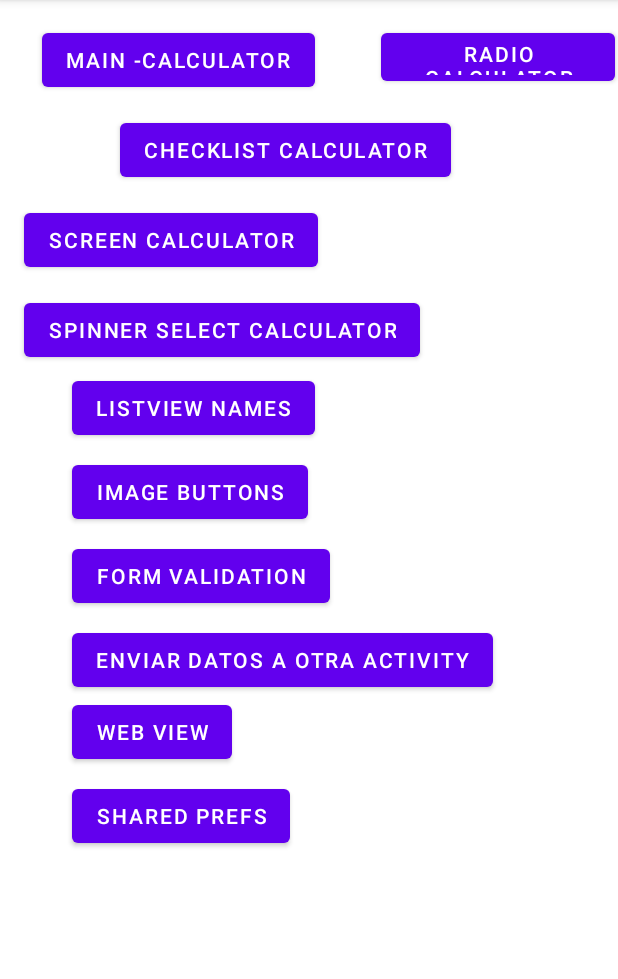
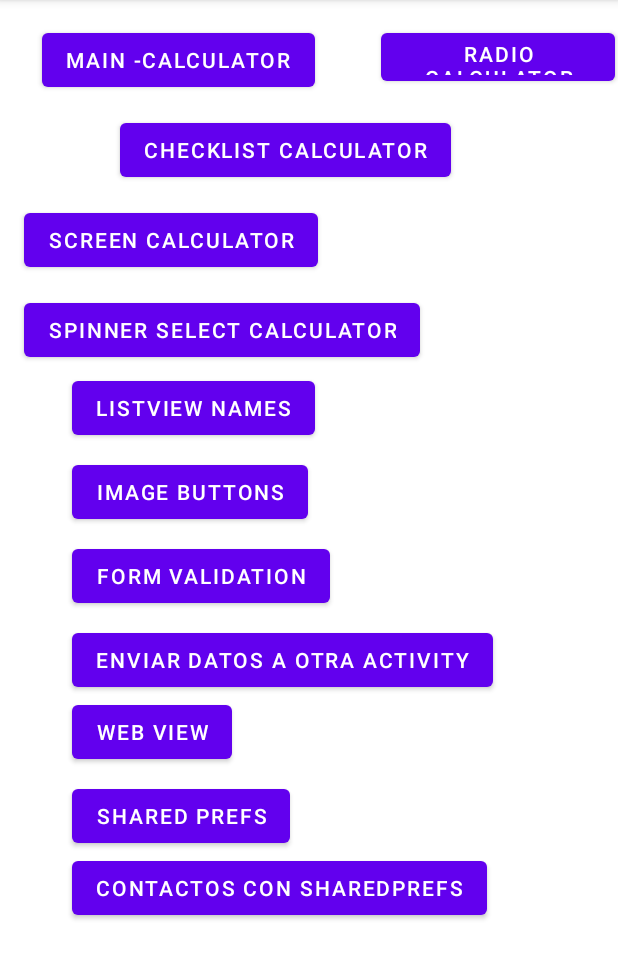
Before and after one commit to pablotardio/curso-android-GDE, an Android app: the AllActivitiesMenu screen opened directly, with no data from a screen before it, on a phone screen of 412 x 824 dp, the part 84-1063 px from its top. Run offline under Robolectric (Android 15) with nearby library versions, the phone set to English and light mode, and no system bars.

Commit message:
Example 27: Contacts in Shared Prefs Logic done and some fixes on screen

```diff
--- a/app/src/main/java/com/example/myfirstlearningapp/AllActivitiesMenu.java
+++ b/app/src/main/java/com/example/myfirstlearningapp/AllActivitiesMenu.java
@@ -57,4 +57,8 @@ public class AllActivitiesMenu extends AppCompatActivity {
         Intent intent= new Intent(this,SharedPreferencesTest.class);
         startActivity(intent);
     }
+    public void navigateToContactSharedPrefs(View view){
+        Intent intent= new Intent(this,ContactsSharedPrefs.class);
+        startActivity(intent);
+    }
 }
--- a/app/src/main/res/layout/activity_all_activities_menu.xml
+++ b/app/src/main/res/layout/activity_all_activities_menu.xml
@@ -125,4 +125,14 @@
         android:text="@string/string_allActivities_SharedPreferences"
         app:layout_constraintStart_toStartOf="parent"
         app:layout_constraintTop_toBottomOf="@+id/button10AllVIews" />
+
+    <Button
+        android:id="@+id/button3"
+        android:layout_width="wrap_content"
+        android:layout_height="wrap_content"
+        android:layout_marginStart="48dp"
+        android:onClick="navigateToContactSharedPrefs"
+        android:text="@string/string_allActivities_ContactsSharedPreferences"
+        app:layout_constraintStart_toStartOf="parent"
+        app:layout_constraintTop_toBottomOf="@+id/button11AllVIews" />
 </androidx.constraintlayout.widget.ConstraintLayout>
--- a/app/src/main/res/layout/activity_contacts_shared_prefs.xml
+++ b/app/src/main/res/layout/activity_contacts_shared_prefs.xml
@@ -37,6 +37,7 @@
         android:layout_height="wrap_content"
         android:layout_marginStart="100dp"
         android:layout_marginTop="72dp"
+        android:onClick="handleButtonSave"
         android:text="@string/string_ContactsSharedPreferences_saveButton"
         app:layout_constraintStart_toStartOf="parent"
         app:layout_constraintTop_toBottomOf="@+id/editTextMultilineContact01" />
@@ -47,6 +48,7 @@
         android:layout_height="wrap_content"
         android:layout_marginStart="40dp"
         android:layout_marginTop="72dp"
+        android:onClick="handleButtonSearch"
         android:text="@string/string_ContactsSharedPreferences_searchButton"
         app:layout_constraintStart_toEndOf="@+id/buttonContactSave"
         app:layout_constraintTop_toBottomOf="@+id/editTextMultilineContact01" />
--- a/app/src/main/res/values/strings.xml
+++ b/app/src/main/res/values/strings.xml
@@ -33,8 +33,9 @@
     <string name="string_allActivities_pasarDatoAOtraPantalla">Enviar Datos a Otra activity</string>
     <string name="string_allActivities_webView">Web View</string>
     <string name="string_allActivities_SharedPreferences">Shared Prefs</string>
+    <string name="string_allActivities_ContactsSharedPreferences">Contactos con SharedPrefs</string>
+
     <string name="string_allActivities_webView_TV">Introduzca Pagina web</string>
-
     <string name="string_allActivities_webView_ButtonSend">Enviar Datos</string>
     <string name="string_allActivities_webView_Button02">Atras</string>
 
```
Also changed, not shown: app/src/main/java/com/example/myfirstlearningapp/ContactsSharedPrefs.java (+35 -1 lines).
